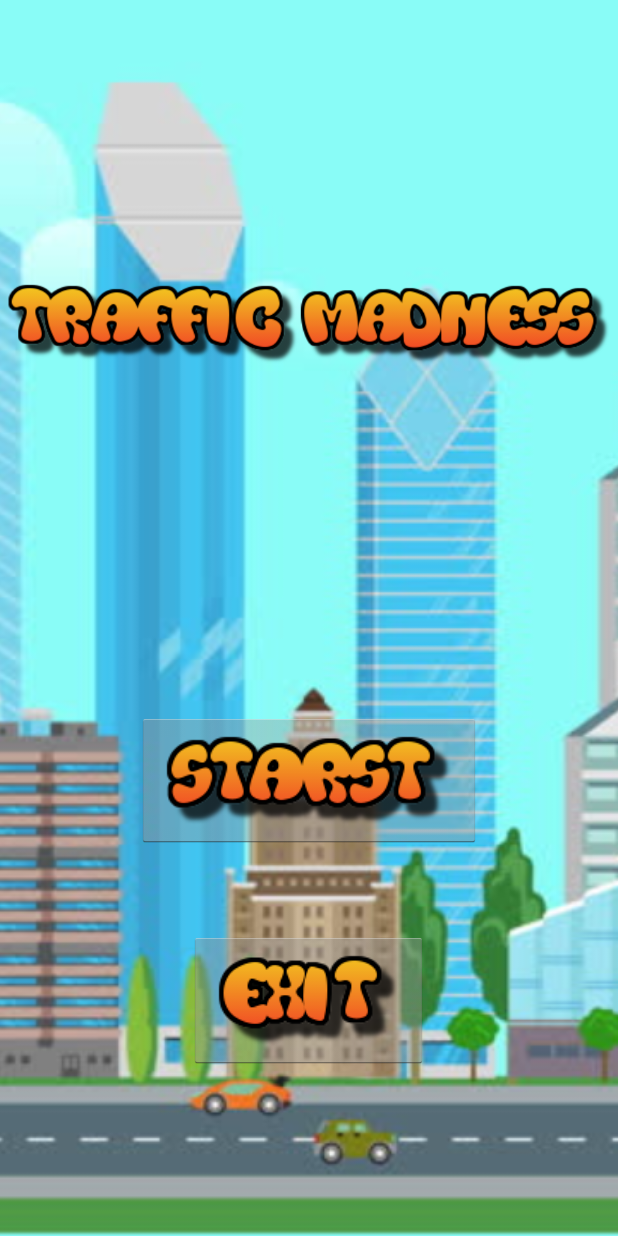
After one commit to IvanYakimtsov/TrafficMadness, an Android app: the layout activity_start.xml on its own in the app's theme, with its tools: preview values and no code run, on a phone screen of 412 x 824 dp. The commit adds this screen. Run offline under Robolectric (Android 15) with nearby library versions, the phone set to English and light mode, and no system bars.

Commit message:
add start screens

```diff
--- /dev/null
+++ b/app/src/main/res/layout/activity_start.xml
@@ -0,0 +1,50 @@
+<?xml version="1.0" encoding="utf-8"?>
+<FrameLayout xmlns:android="http://schemas.android.com/apk/res/android"
+    xmlns:app="http://schemas.android.com/apk/res-auto"
+    android:layout_width="match_parent"
+    android:layout_height="match_parent" >
+
+    <ImageView
+        android:id="@+id/imageView"
+        android:layout_width="match_parent"
+        android:layout_height="match_parent"
+        android:scaleType = "centerCrop"
+        app:srcCompat="@drawable/city" />
+
+    <RelativeLayout
+        android:layout_width="match_parent"
+        android:layout_height="match_parent">
+
+
+        <ImageView
+            android:id="@+id/imageView4"
+            android:layout_width="wrap_content"
+            android:layout_height="wrap_content"
+            android:layout_alignParentTop="true"
+            android:layout_centerHorizontal="true"
+            android:layout_marginTop="171dp"
+            app:srcCompat="@drawable/text" />
+
+        <ImageButton
+            android:id="@+id/startButton"
+            style="@android:style/Widget.Holo.Light.ImageButton"
+            android:layout_width="wrap_content"
+            android:layout_height="wrap_content"
+            android:layout_above="@+id/exitButton"
+            android:layout_centerHorizontal="true"
+            android:layout_marginBottom="56dp"
+            app:srcCompat="@drawable/start" />
+
+        <ImageButton
+            android:id="@+id/exitButton"
+            style="@android:style/Widget.Holo.Light.ImageButton"
+            android:layout_width="wrap_content"
+            android:layout_height="wrap_content"
+            android:layout_alignParentBottom="true"
+            android:layout_centerHorizontal="true"
+            android:layout_marginBottom="111dp"
+            app:srcCompat="@drawable/exit" />
+    </RelativeLayout>
+
+
+</FrameLayout>
--- a/app/src/main/res/values/strings.xml
+++ b/app/src/main/res/values/strings.xml
@@ -1,3 +1,3 @@
 <resources>
-    <string name="app_name">TrafficMadness</string>
+    <string name="app_name">Traffic Madness</string>
 </resources>
```
Also changed, not shown: app/src/main/AndroidManifest.xml (+15 -4 lines), app/src/main/java/com/example/ivan/trafficmadness/ChooseLevelActivity.java (added, +13 -0 lines), app/src/main/java/com/example/ivan/trafficmadness/GameActivity.java (+26 -1 lines), app/src/main/java/com/example/ivan/trafficmadness/GameData.java (+7 -6 lines), app/src/main/java/com/example/ivan/trafficmadness/GameManager.java (+40 -0 lines), app/src/main/java/com/example/ivan/trafficmadness/GamePanel.java (+9 -0 lines), app/src/main/java/com/example/ivan/trafficmadness/StartActivity.java (added, +36 -0 lines), app/src/main/res/layout/activity_choose_level.xml (added, +21 -0 lines), app/src/main/res/drawable/back.png (added), app/src/main/res/drawable/chose_level_background.jpg (added), app/src/main/res/drawable/city.jpg (added), app/src/main/res/drawable/exit.png (added), app/src/main/res/drawable/start.png (added), app/src/main/res/drawable/text.png (added).
